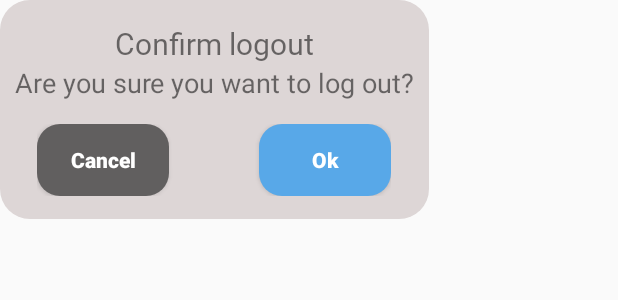
After one commit to ahmedaa6122/Video-Shorts, an Android app: the layout custom_alert_dialog_exit.xml on its own in the app's theme, with its tools: preview values and no code run, on a phone screen of 412 x 824 dp. The commit adds this screen. Shown: the top 300 px of the screen. Run offline under Robolectric (Android 15) with nearby library versions, the phone set to English and light mode, and no system bars.

Commit message:
custom alert dialog log out

```diff
--- a/app/src/main/java/com/example/videoshorts/view/activity/LogInActivity.java
+++ b/app/src/main/java/com/example/videoshorts/view/activity/LogInActivity.java
@@ -7,7 +7,6 @@ import androidx.databinding.DataBindingUtil;
 
 import android.content.Intent;
 import android.os.Bundle;
-import android.util.Log;
 import android.widget.Toast;
 
 import com.example.videoshorts.R;
--- a/app/src/main/java/com/example/videoshorts/view/fragment/LibraryFragment.java
+++ b/app/src/main/java/com/example/videoshorts/view/fragment/LibraryFragment.java
@@ -21,6 +21,7 @@ import androidx.recyclerview.widget.RecyclerView;
 import android.view.LayoutInflater;
 import android.view.View;
 import android.view.ViewGroup;
+import android.widget.Button;
 
 import com.blankj.utilcode.util.ToastUtils;
 import com.bumptech.glide.Glide;
@@ -32,6 +33,8 @@ import com.example.videoshorts.view.activity.LogInActivity;
 import com.example.videoshorts.viewModel.ListVideoWatchedViewModel;
 import com.google.android.gms.auth.api.signin.GoogleSignIn;
 import com.google.android.gms.auth.api.signin.GoogleSignInAccount;
+import com.google.android.gms.auth.api.signin.GoogleSignInClient;
+import com.google.android.gms.auth.api.signin.GoogleSignInOptions;
 import com.google.firebase.auth.FirebaseAuth;
 
 public class LibraryFragment extends Fragment {
@@ -122,18 +125,30 @@ public class LibraryFragment extends Fragment {
     //handle event when logout
     private void Logout() {
         binding.imgLogOut.setOnClickListener(v -> {
+
             AlertDialog.Builder builder = new AlertDialog.Builder(requireActivity());
-            builder.setTitle("Confirm logout")
-                    .setMessage("Are you sure you want to log out?")
-                    .setPositiveButton("Yes", (dialog, which) -> {
-                        FirebaseAuth.getInstance().signOut();
-                        Intent intent = new Intent(requireActivity(), LogInActivity.class);
-                        startActivity(intent);
-                        requireActivity().finish();
-                    }).setNegativeButton("No", (dialog, which) -> {
-                    });
+            View inflater = requireActivity().getLayoutInflater().inflate(R.layout.custom_alert_dialog_exit, null);
+            builder.setView(inflater);
             AlertDialog alertDialog = builder.create();
             alertDialog.show();
+
+            // handle event click button cancel
+            Button btnCancel = inflater.findViewById(R.id.btnCancel);
+            btnCancel.setOnClickListener(view -> alertDialog.dismiss());
+
+            // handle event click button ok
+            Button btnOk = inflater.findViewById(R.id.btnOk);
+            btnOk.setOnClickListener(view -> {
+                GoogleSignInOptions gso = new GoogleSignInOptions
+                        .Builder(GoogleSignInOptions.DEFAULT_SIGN_IN)
+                        .build();
+                GoogleSignInClient googleSignInClient = GoogleSignIn.getClient(requireActivity(), gso);
+                googleSignInClient.signOut();
+
+                Intent intent = new Intent(requireActivity(), LogInActivity.class);
+                startActivity(intent);
+                requireActivity().finish();
+            });
         });
     }
 }
--- /dev/null
+++ b/app/src/main/res/drawable/bg_button_cancel.xml
@@ -0,0 +1,6 @@
+<?xml version="1.0" encoding="utf-8"?>
+<shape xmlns:android="http://schemas.android.com/apk/res/android"
+    android:shape="rectangle">
+    <corners android:radius="15dp" />
+    <solid android:color="#615F5F" />
+</shape>
--- /dev/null
+++ b/app/src/main/res/drawable/bg_button_ok.xml
@@ -0,0 +1,6 @@
+<?xml version="1.0" encoding="utf-8"?>
+<shape xmlns:android="http://schemas.android.com/apk/res/android"
+    android:shape="rectangle">
+    <corners android:radius="15dp" />
+    <solid android:color="#58A8E8" />
+</shape>
--- /dev/null
+++ b/app/src/main/res/drawable/bg_custom_alert_dialog.xml
@@ -0,0 +1,6 @@
+<?xml version="1.0" encoding="utf-8"?>
+<shape xmlns:android="http://schemas.android.com/apk/res/android"
+    android:shape="rectangle">
+    <corners android:radius="20dp" />
+    <solid android:color="#DDD6D6" />
+</shape>
--- /dev/null
+++ b/app/src/main/res/layout/custom_alert_dialog_exit.xml
@@ -0,0 +1,61 @@
+<?xml version="1.0" encoding="utf-8"?>
+<RelativeLayout xmlns:android="http://schemas.android.com/apk/res/android"
+    android:layout_width="wrap_content"
+    android:layout_height="wrap_content"
+    android:background="@drawable/bg_custom_alert_dialog">
+
+    <androidx.appcompat.widget.AppCompatTextView
+        android:id="@+id/title"
+        android:layout_width="wrap_content"
+        android:layout_height="wrap_content"
+        android:layout_centerHorizontal="true"
+        android:layout_marginTop="15dp"
+        android:fontFamily="@font/font_text"
+        android:text="@string/confirm_logout"
+        android:textSize="20sp" />
+
+    <androidx.appcompat.widget.AppCompatTextView
+        android:id="@+id/content"
+        android:layout_width="wrap_content"
+        android:layout_height="wrap_content"
+        android:layout_below="@id/title"
+        android:layout_centerHorizontal="true"
+        android:layout_marginStart="10dp"
+        android:layout_marginEnd="10dp"
+        android:text="@string/content"
+        android:textSize="18sp" />
+
+    <RelativeLayout
+        android:layout_width="wrap_content"
+        android:layout_height="wrap_content"
+        android:layout_below="@id/content"
+        android:layout_centerHorizontal="true"
+        android:layout_marginTop="15dp"
+        android:layout_marginBottom="15dp">
+
+        <androidx.appcompat.widget.AppCompatButton
+            android:id="@+id/btnCancel"
+            android:layout_width="wrap_content"
+            android:layout_height="wrap_content"
+            android:layout_marginEnd="60dp"
+            android:background="@drawable/bg_button_cancel"
+            android:foreground="?android:attr/selectableItemBackground"
+            android:text="@string/cancel"
+            android:textAllCaps="false"
+            android:textColor="@color/white"
+            android:textStyle="bold" />
+
+        <androidx.appcompat.widget.AppCompatButton
+            android:id="@+id/btnOk"
+            android:layout_width="wrap_content"
+            android:layout_height="wrap_content"
+            android:layout_toRightOf="@id/btnCancel"
+            android:background="@drawable/bg_button_ok"
+            android:foreground="?android:attr/selectableItemBackground"
+            android:text="@string/ok"
+            android:textAllCaps="false"
+            android:textColor="@color/white"
+            android:textStyle="bold" />
+    </RelativeLayout>
+
+</RelativeLayout>
--- a/app/src/main/res/layout/item_history_video.xml
+++ b/app/src/main/res/layout/item_history_video.xml
@@ -5,9 +5,7 @@
     android:id="@+id/item_history"
     android:layout_width="match_parent"
     android:layout_height="wrap_content"
-    android:layout_marginStart="5dp"
     android:layout_marginTop="5dp"
-    android:layout_marginEnd="5dp"
     android:background="@drawable/bg_tool"
     android:foreground="?attr/selectableItemBackground">
 
--- a/app/src/main/res/values/strings.xml
+++ b/app/src/main/res/values/strings.xml
@@ -25,4 +25,8 @@
     <string name="history_watch">History watched</string>
     <string name="separate">/</string>
     <string name="notify_remove_success">Delete successfully</string>
+    <string name="confirm_logout">Confirm logout</string>
+    <string name="content">Are you sure you want to log out?</string>
+    <string name="cancel">Cancel</string>
+    <string name="ok">Ok</string>
 </resources>
```
